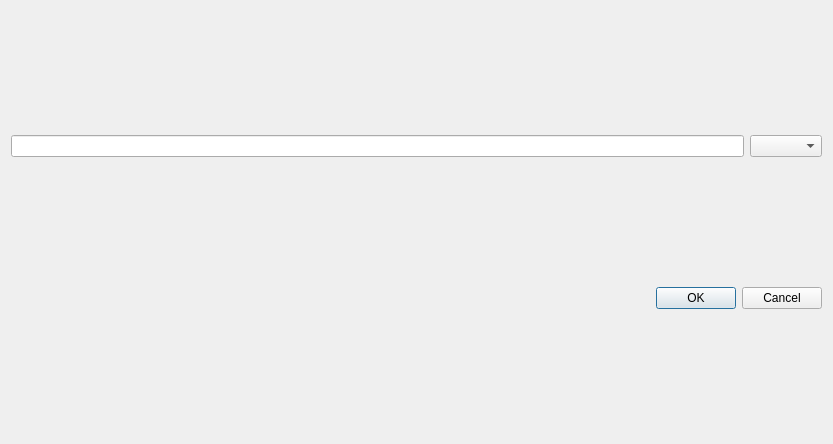
The window that editcarddialog.ui (t123yh/Memorized) describes before a commit, drawn with Qt 5.
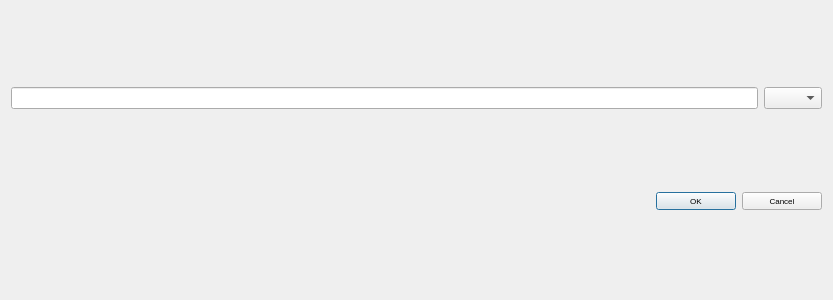
The same window after the commit.

Commit message: Adjust font size.

What changed in the file:
```diff
--- a/editcarddialog.ui
+++ b/editcarddialog.ui
@@ -7,11 +7,20 @@
     <x>0</x>
     <y>0</y>
     <width>833</width>
-    <height>444</height>
+    <height>300</height>
    </rect>
   </property>
+  <property name="maximumSize">
+   <size>
+    <width>16777215</width>
+    <height>16777215</height>
+   </size>
+  </property>
   <property name="windowTitle">
-   <string>L:D_N:dialog_ID:card_RKB:true_RC:true</string>
+   <string>L:D_N:dialog_ID:card_RKB:true</string>
+  </property>
+  <property name="styleSheet">
+   <string notr="true">font-size: 6pt;</string>
   </property>
   <layout class="QVBoxLayout" name="verticalLayout" stretch="0,1,0">
    <item>
```
The commit also changes 1 other file.
